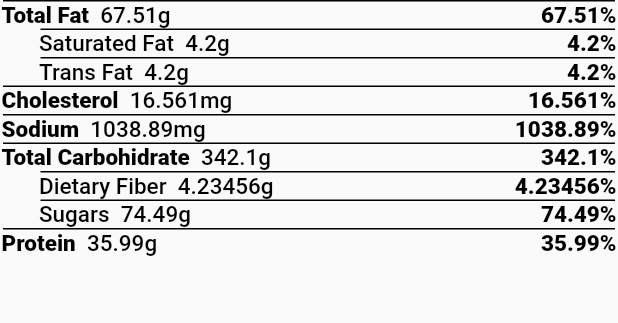
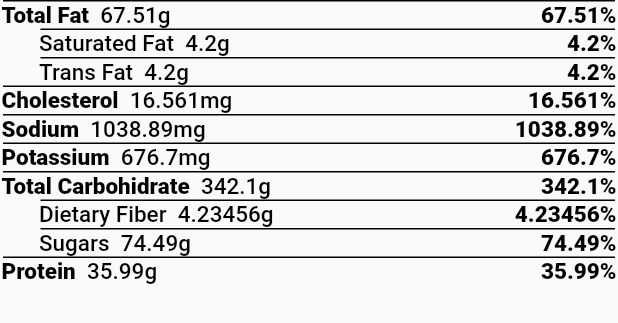
Before and after one commit to doctorcorral/nutrition_facts, a Flutter app: what nutrientValues() shows on an empty page, opened directly, on a phone screen of 412 x 824 dp. Shown: the top 323 px of the screen. Run offline on Flutter 3.47's test engine with Material 2 defaults, Android fonts, the phone set to English and light mode, and no system bars.

Commit message:
add parameters to nutriHeader() Widget

```diff
--- a/lib/nutrirender/nutrirender.dart
+++ b/lib/nutrirender/nutrirender.dart
@@ -80,15 +80,16 @@ Widget nutrientValues() {
     {"nutrient": "TRANSFAT", "name": "Trans Fat", "sub": true, "dly": null},
     {"nutrient": "CHOLE", "name": "Cholesterol", "sub": false, "dly": 300.0},
     {"nutrient": "NA", "name": "Sodium", "sub": false, "dly": 2400.0},
+    {"nutrient": "K", "name": "Potassium", "sub": false, "dly": 3500.0},
     {
       "nutrient": "CHOCDF",
       "name": "Total Carbohidrate",
       "sub": false,
-      "dly": 10.0,
+      "dly": 300.0,
     },
-    {"nutrient": "FIBER", "name": "Dietary Fiber", "sub": true, "dly": 10.0},
-    {"nutrient": "SUGAR", "name": "Sugars", "sub": true, "dly": 10.0},
-    {"nutrient": "PROCNT", "name": "Protein", "sub": false, "dly": 10.0}
+    {"nutrient": "FIBER", "name": "Dietary Fiber", "sub": true, "dly": 25.0},
+    {"nutrient": "SUGAR", "name": "Sugars", "sub": true, "dly": null},
+    {"nutrient": "PROCNT", "name": "Protein", "sub": false, "dly": 50.0}
   ];
 
   return Column(
@@ -105,7 +106,7 @@ Widget nutrientValues() {
   );
 }
 
-Widget nutriHeader() {
+Widget nutriHeader({calories, servingSize, servings}) {
   return Column(
     crossAxisAlignment: CrossAxisAlignment.start,
     children: <Widget>[
@@ -116,12 +117,12 @@ Widget nutriHeader() {
             color: Colors.black, fontSize: 40.0, fontWeight: FontWeight.w700),
       ),
       Text(
-        "Serving Size 8 oz",
+        "Serving Size $servingSize",
         style: TextStyle(
             fontSize: 14.0, color: Colors.black, fontWeight: FontWeight.w400),
       ),
       Text(
-        "Servings Per Container 1.5",
+        "Servings Per Container $servings",
         style: TextStyle(
             fontSize: 14.0, color: Colors.black, fontWeight: FontWeight.w400),
       ),
@@ -142,12 +143,12 @@ Widget nutriHeader() {
       ),
       Row(children: <Widget>[
         Text(
-          "Calories ",
+          "Calories",
           style: TextStyle(
               fontSize: 15.0, color: Colors.black, fontWeight: FontWeight.w900),
         ),
         Text(
-          " 23",
+          " $calories",
           style: TextStyle(
               fontSize: 15.0, color: Colors.black, fontWeight: FontWeight.w500),
         ),
```
